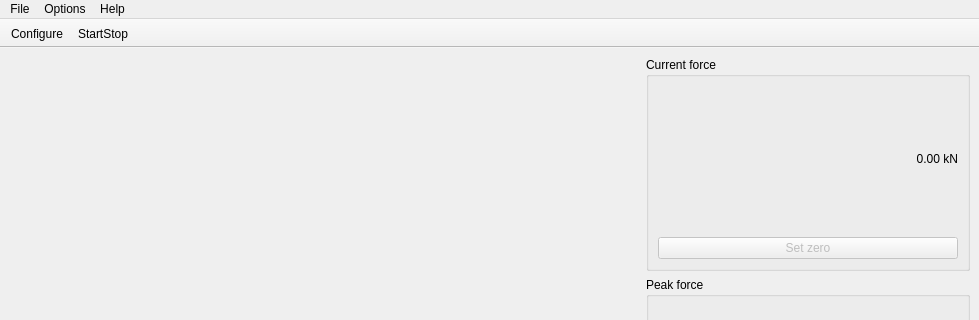
Above: src/gui/mainwindow.ui from linescaleGUI/linescaleGUI before the change; both pictures show x 0 to 979 and y 0 to 320 of the 979 by 500 pixel window. Below: the same form after it.
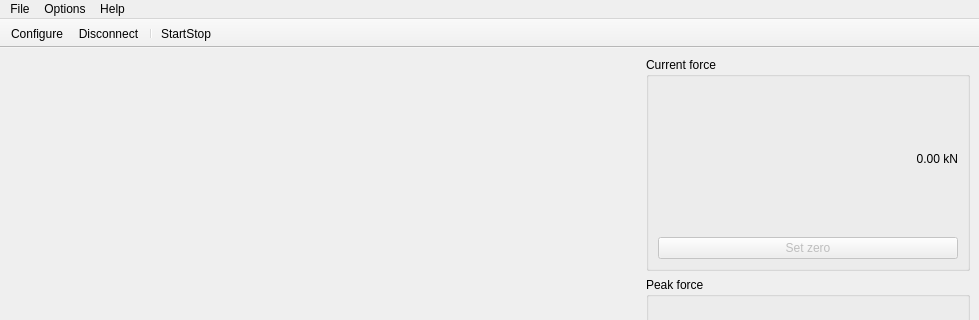
That is the form after the change. Icons and pictures are not drawn.

Commit message:
Add disconnect button, toggle tool bar
- Add action to disconnect
- Toggle StartStop button on connect/disconnect

```diff
--- a/src/gui/mainwindow.ui
+++ b/src/gui/mainwindow.ui
@@ -157,6 +157,8 @@
     <bool>false</bool>
    </attribute>
    <addaction name="actionConfigure"/>
+   <addaction name="actionDisconnect"/>
+   <addaction name="separator"/>
    <addaction name="actionStartStop"/>
   </widget>
   <action name="actionExit">
@@ -205,6 +207,18 @@
     <string>StartStop</string>
    </property>
   </action>
+  <action name="actionDisconnect">
+   <property name="icon">
+    <iconset resource="../../assets/resource.qrc">
+     <normaloff>:/linescaleGUI/icons/disconnect.png</normaloff>:/linescaleGUI/icons/disconnect.png</iconset>
+   </property>
+   <property name="text">
+    <string>Disconnect</string>
+   </property>
+   <property name="toolTip">
+    <string>Disconnect from device</string>
+   </property>
+  </action>
  </widget>
  <resources>
   <include location="../../assets/resource.qrc"/>
```
Left out of the diff: 3 changed lines with no effect on the pictures. The commit also changes 10 other files.
